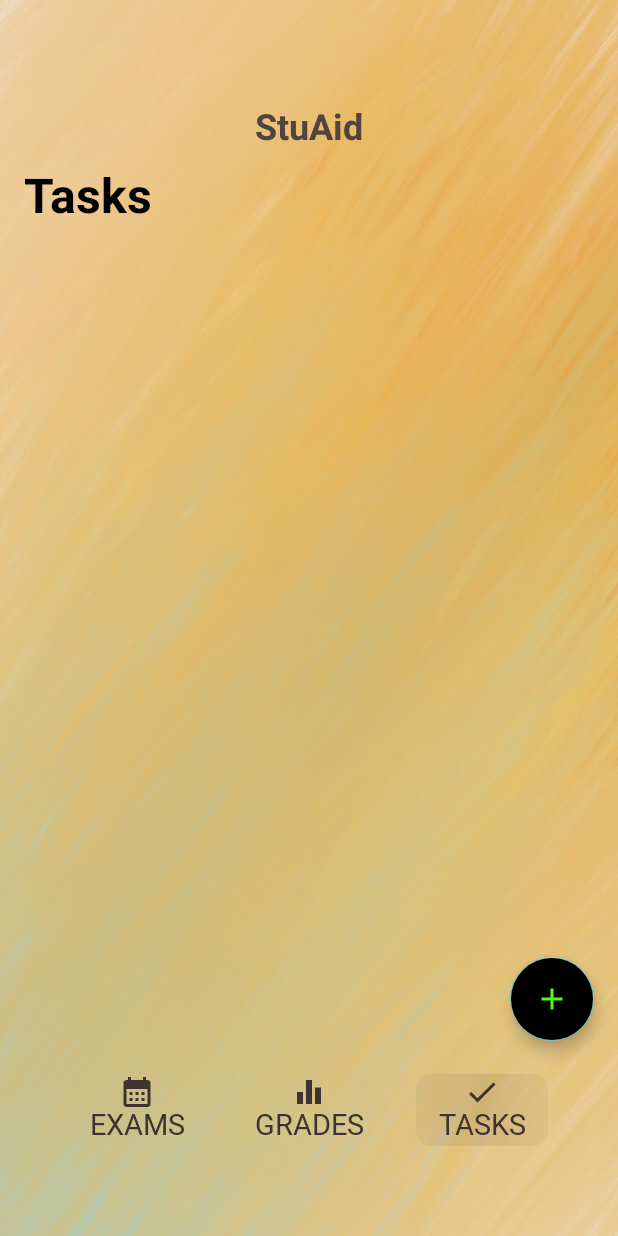
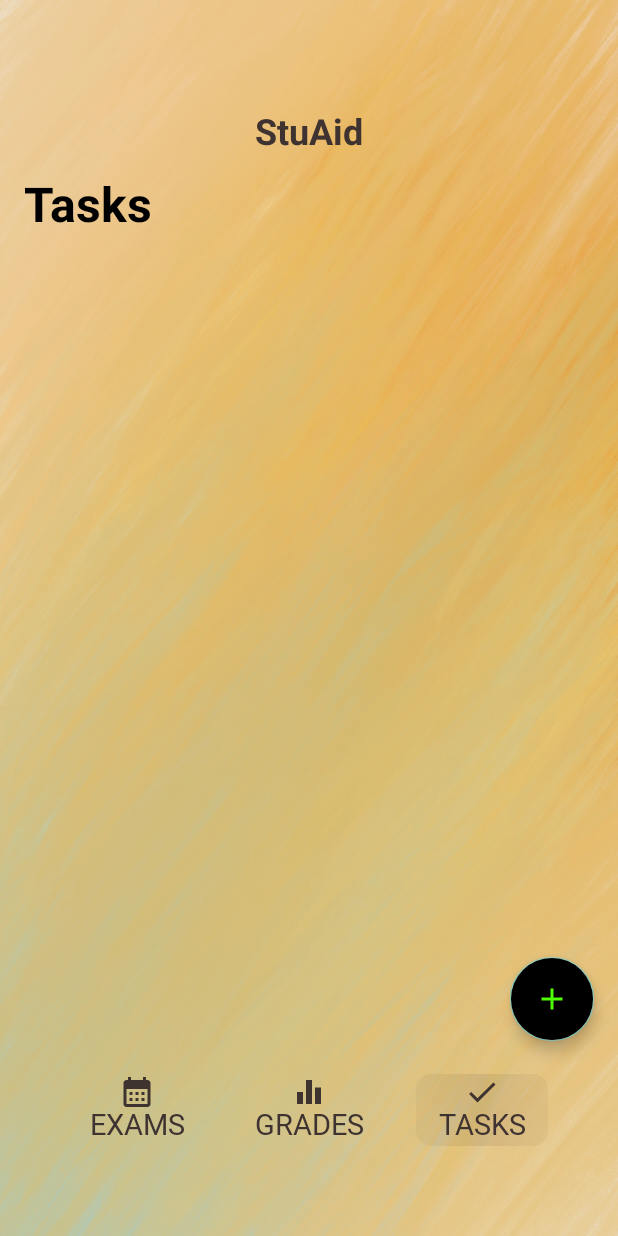
Before and after one commit to hajir3/StuAidShared, an Android app: the Task screen opened directly, with no data from a screen before it, on a phone screen of 412 x 824 dp. Run offline under Robolectric (Android 15) with nearby library versions, the phone set to English and light mode, and no system bars; Roboto replaces fonts that are not available here; 5 statements that could not run were skipped.

Commit message:
Einheitliches Layout

```diff
--- a/app/src/main/res/layout/activity_task.xml
+++ b/app/src/main/res/layout/activity_task.xml
@@ -11,14 +11,14 @@
 
     <Button
         android:id="@+id/home_button_tasks"
+        style="?android:attr/buttonBarButtonStyle"
         android:layout_width="wrap_content"
         android:layout_height="wrap_content"
         android:layout_marginTop="60dp"
-        android:background="@android:color/transparent"
         android:fontFamily="@font/megrim"
         android:text="StuAid"
         android:textAllCaps="false"
-        android:textColor="#514440"
+        android:textColor="#3E3330"
         android:textSize="24sp"
         android:textStyle="bold"
         app:layout_constraintEnd_toEndOf="parent"
```
